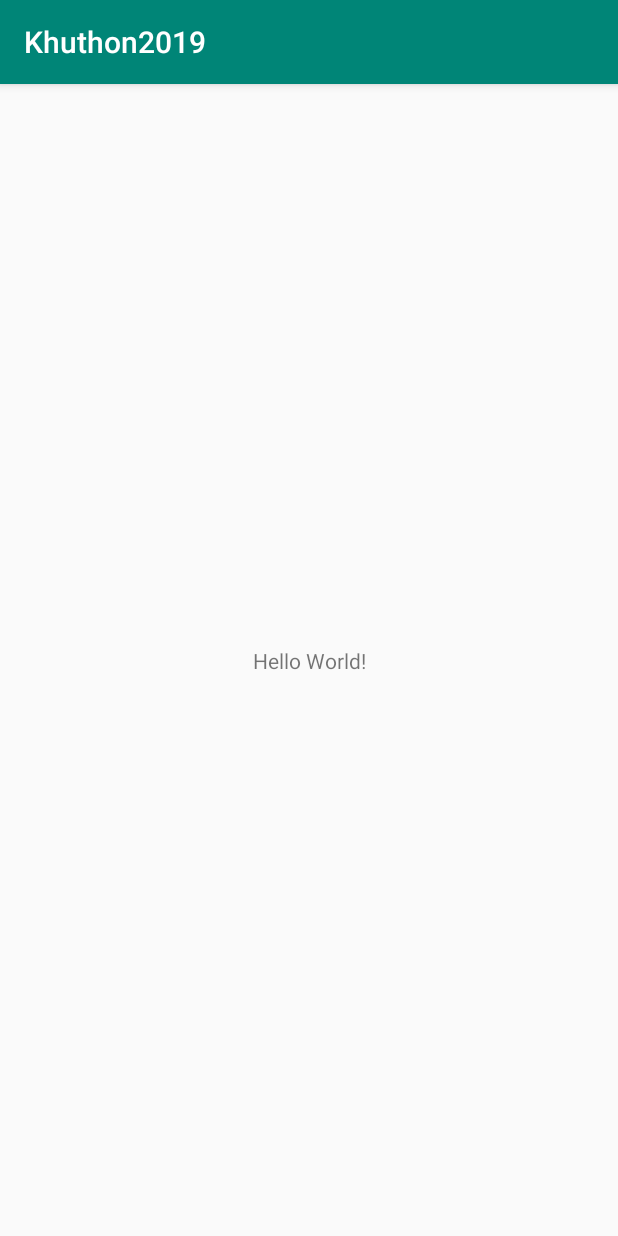
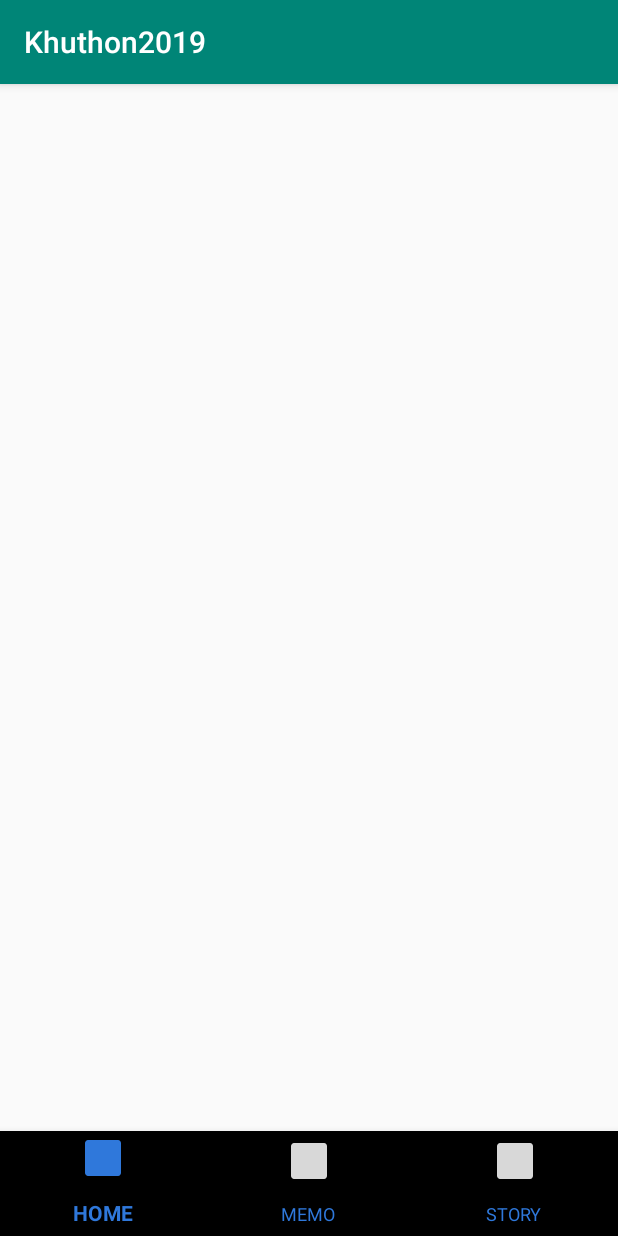
Before and after one commit to mtw9411/2019_Khuthon, an Android app: the screen it shows after launch (MainActivity), on a phone screen of 412 x 824 dp. Run offline under Robolectric (Android 15) with nearby library versions, the phone set to English and light mode, and no system bars.

Commit message:
기본 네비게이션 틀 완성

```diff
--- a/Khuthon2019/app/build.gradle
+++ b/Khuthon2019/app/build.gradle
@@ -25,4 +25,5 @@ dependencies {
     testImplementation 'junit:junit:4.12'
     androidTestImplementation 'com.android.support.test:runner:1.0.2'
     androidTestImplementation 'com.android.support.test.espresso:espresso-core:3.0.2'
+    implementation 'com.android.support:design:28.0.0'
 }
--- a/Khuthon2019/app/src/main/AndroidManifest.xml
+++ b/Khuthon2019/app/src/main/AndroidManifest.xml
@@ -9,6 +9,9 @@
         android:roundIcon="@mipmap/ic_launcher_round"
         android:supportsRtl="true"
         android:theme="@style/AppTheme">
+        <activity android:name=".navi_story"></activity>
+        <activity android:name=".navi_memo" />
+        <activity android:name=".navi_home" />
         <activity android:name=".MainActivity">
             <intent-filter>
                 <action android:name="android.intent.action.MAIN" />
--- a/Khuthon2019/app/src/main/java/com/smartoc/khuthon2019/MainActivity.java
+++ b/Khuthon2019/app/src/main/java/com/smartoc/khuthon2019/MainActivity.java
@@ -1,13 +1,78 @@
 package com.smartoc.khuthon2019;
 
+
+import android.support.annotation.NonNull;
+import android.support.design.widget.BottomNavigationView;
+import android.support.v4.app.FragmentManager;
+import android.support.v4.app.FragmentTransaction;
 import android.support.v7.app.AppCompatActivity;
 import android.os.Bundle;
+import android.view.MenuItem;
 
 public class MainActivity extends AppCompatActivity {
+
+
+    private FragmentManager fragmentManager;
+    private FragmentTransaction fragmentTransaction;
+    private navi_home navi_home = new navi_home();
+    private navi_memo navi_memo = new navi_memo();
+    private navi_story navi_story = new navi_story();
+    private BottomNavigationView bottom_navi;
 
     @Override
     protected void onCreate(Bundle savedInstanceState) {
         super.onCreate(savedInstanceState);
         setContentView(R.layout.activity_main);
+        fragmentManager = getSupportFragmentManager();
+        fragmentTransaction = fragmentManager.beginTransaction();
+
+        bottom_navi = findViewById(R.id.bottomNavigationView_navi);
+        bottom_navi.setOnNavigationItemSelectedListener(new BottomNavigationView.OnNavigationItemSelectedListener() {
+            @Override
+            public boolean onNavigationItemSelected(@NonNull MenuItem item) {
+
+                switch (item.getItemId()) {
+
+                    case R.id.menuitem_bottombar_home:
+                        setFrag(0);
+
+                        return true;
+
+                    case R.id.menuitem_bottombar_memo:
+                        setFrag(1);
+
+                        return true;
+
+                    case R.id.menuitem_bottombar_story:
+                        setFrag(2);
+
+                        return true;
+                }
+                return false;
+            }
+        });
+        setFrag(0);
+    }
+
+    public void setFrag(int n){    //프래그먼트를 교체하는 작업을 하는 메소드를 만들었습니다
+        fragmentManager = getSupportFragmentManager();
+        fragmentTransaction = fragmentManager.beginTransaction();
+        switch (n){
+            case 0:
+                fragmentTransaction.replace(R.id.Frame_navi, navi_home);
+                fragmentTransaction.commit();
+                fragmentTransaction.addToBackStack(null); //replace의 매개변수는 (프래그먼트를 담을 영역 id, 프래그먼트 객체) 입니다.
+                break;
+            case 1:
+                fragmentTransaction.replace(R.id.Frame_navi, navi_memo);  //replace의 매개변수는 (프래그먼트를 담을 영역 id, 프래그먼트 객체) 입니다.
+                fragmentTransaction.commit();
+                fragmentTransaction.addToBackStack(null);
+                break;
+            case 2:
+                fragmentTransaction.replace(R.id.Frame_navi, navi_story);  //replace의 매개변수는 (프래그먼트를 담을 영역 id, 프래그먼트 객체) 입니다.
+                fragmentTransaction.commit();
+                fragmentTransaction.addToBackStack(null);
+                break;
+        }
     }
 }
--- /dev/null
+++ b/Khuthon2019/app/src/main/java/com/smartoc/khuthon2019/navi_home.java
@@ -0,0 +1,26 @@
+package com.smartoc.khuthon2019;
+
+import android.support.annotation.NonNull;
+import android.support.annotation.Nullable;
+import android.support.v4.app.Fragment;
+import android.support.v7.app.AppCompatActivity;
+import android.os.Bundle;
+import android.view.LayoutInflater;
+import android.view.View;
+import android.view.ViewGroup;
+
+public class navi_home extends Fragment {
+
+    @Override
+    public void onCreate(Bundle savedInstanceState) {
+        super.onCreate(savedInstanceState);
+    }
+
+    @Nullable
+    @Override
+    public View onCreateView(@NonNull LayoutInflater inflater, @Nullable ViewGroup container, @Nullable Bundle savedInstanceState) {
+        ViewGroup view = (ViewGroup) inflater.inflate(R.layout.activity_navi_home, container, false);
+
+        return view;
+    }
+}
--- /dev/null
+++ b/Khuthon2019/app/src/main/res/drawable/navi_home.xml
@@ -0,0 +1,9 @@
+<?xml version="1.0" encoding="utf-8"?>
+<selector xmlns:android="http://schemas.android.com/apk/res/android">
+    <item
+        android:color = "#2f78db" android:state_selected="true"
+        />
+    <item
+        android:color = "#d8d8d8" android:state_selected="false"
+        />
+</selector>
--- a/Khuthon2019/app/src/main/res/layout/activity_main.xml
+++ b/Khuthon2019/app/src/main/res/layout/activity_main.xml
@@ -6,13 +6,31 @@
     android:layout_height="match_parent"
     tools:context=".MainActivity">
 
-    <TextView
-        android:layout_width="wrap_content"
-        android:layout_height="wrap_content"
-        android:text="Hello World!"
+    <FrameLayout
+        android:layout_width="0dp"
+        android:layout_height="0dp"
+        app:layout_constraintBottom_toTopOf="@+id/bottomNavigationView_navi"
+        app:layout_constraintEnd_toEndOf="parent"
+        app:layout_constraintStart_toStartOf="parent"
+        app:layout_constraintTop_toTopOf="parent"
+        android:isScrollContainer="true"
+        android:id="@+id/Frame_navi">
+
+    </FrameLayout>
+
+    <android.support.design.widget.BottomNavigationView
+        android:id="@+id/bottomNavigationView_navi"
+        android:layout_width="0dp"
+        android:layout_height="70dp"
         app:layout_constraintBottom_toBottomOf="parent"
-        app:layout_constraintLeft_toLeftOf="parent"
-        app:layout_constraintRight_toRightOf="parent"
-        app:layout_constraintTop_toTopOf="parent" />
+        app:layout_constraintEnd_toEndOf="parent"
+        app:layout_constraintStart_toStartOf="parent"
+        app:menu="@menu/bottombar_menu"
+        app:layout_behavior="tech.thdev.app.view.BottomNavigationBehavior"
+        app:itemIconTint="@drawable/navi_home"
+        app:itemTextColor="#2f78db"
+        >
+
+    </android.support.design.widget.BottomNavigationView>
 
 </android.support.constraint.ConstraintLayout>
--- /dev/null
+++ b/Khuthon2019/app/src/main/res/layout/activity_navi_home.xml
@@ -0,0 +1,9 @@
+<?xml version="1.0" encoding="utf-8"?>
+<android.support.constraint.ConstraintLayout xmlns:android="http://schemas.android.com/apk/res/android"
+    xmlns:app="http://schemas.android.com/apk/res-auto"
+    xmlns:tools="http://schemas.android.com/tools"
+    android:layout_width="match_parent"
+    android:layout_height="match_parent"
+    tools:context=".navi_home">
+
+</android.support.constraint.ConstraintLayout>
--- /dev/null
+++ b/Khuthon2019/app/src/main/res/menu/bottombar_menu.xml
@@ -0,0 +1,23 @@
+<?xml version="1.0" encoding="utf-8"?>
+<menu xmlns:android="http://schemas.android.com/apk/res/android"
+    xmlns:app="http://schemas.android.com/apk/res-auto">
+
+    <item
+        android:id="@+id/menuitem_bottombar_home"
+        android:icon="@mipmap/ic_launcher_round"
+        android:title="HOME"
+        app:showAsAction="ifRoom" />
+
+    <item
+        android:id="@+id/menuitem_bottombar_memo"
+        android:icon="@mipmap/ic_launcher_round"
+        android:title="MEMO"
+        app:showAsAction="ifRoom"
+        />
+
+    <item
+        android:id="@+id/menuitem_bottombar_story"
+        android:icon="@mipmap/ic_launcher_round"
+        android:title="STORY"
+        app:showAsAction="ifRoom"/>
+</menu>
```
Also changed, not shown: Khuthon2019/app/src/main/java/com/smartoc/khuthon2019/navi_memo.java (added, +26 -0 lines), Khuthon2019/app/src/main/java/com/smartoc/khuthon2019/navi_story.java (added, +28 -0 lines), Khuthon2019/app/src/main/res/layout/activity_navi_memo.xml (added, +9 -0 lines), Khuthon2019/app/src/main/res/layout/activity_navi_story.xml (added, +9 -0 lines).
